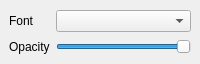
The window that src/SettingsPage/settingspage.ui (Odizinne/Qwote) describes before a commit, drawn with Qt 5.
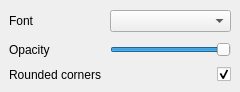
The same window after the commit.

Commit message: added ability to disable rounded corners, fixed warnings

What changed in the file:
```diff
--- a/src/SettingsPage/settingspage.ui
+++ b/src/SettingsPage/settingspage.ui
@@ -6,8 +6,8 @@
    <rect>
     <x>0</x>
     <y>0</y>
-    <width>200</width>
-    <height>64</height>
+    <width>240</width>
+    <height>92</height>
    </rect>
   </property>
   <property name="windowTitle">
@@ -15,6 +15,9 @@
   </property>
   <widget class="QWidget" name="centralwidget">
    <layout class="QGridLayout" name="gridLayout">
+    <property name="spacing">
+     <number>9</number>
+    </property>
     <item row="0" column="0">
      <widget class="QLabel" name="label">
       <property name="text">
@@ -45,6 +48,26 @@
       </property>
      </widget>
     </item>
+    <item row="2" column="0">
+     <widget class="QLabel" name="label_3">
+      <property name="text">
+       <string>Rounded corners</string>
+      </property>
+     </widget>
+    </item>
+    <item row="2" column="1">
+     <widget class="QCheckBox" name="roundedCornersCheckbox">
+      <property name="layoutDirection">
+       <enum>Qt::LayoutDirection::RightToLeft</enum>
+      </property>
+      <property name="text">
+       <string/>
+      </property>
+      <property name="checked">
+       <bool>true</bool>
+      </property>
+     </widget>
+    </item>
    </layout>
   </widget>
  </widget>
```
The commit also changes 5 other files.
